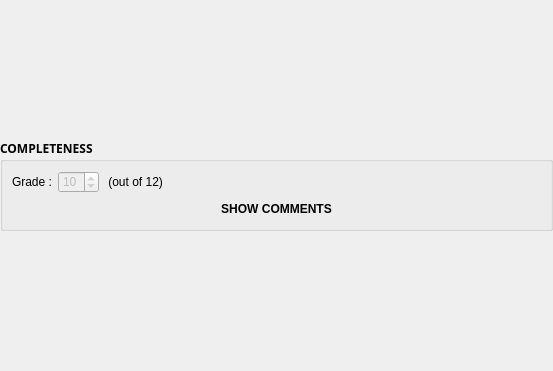
First picture: the form in TurboGrade/ui/criteriongradecard.ui, repository wassgha/TurboGrade, before the edit.
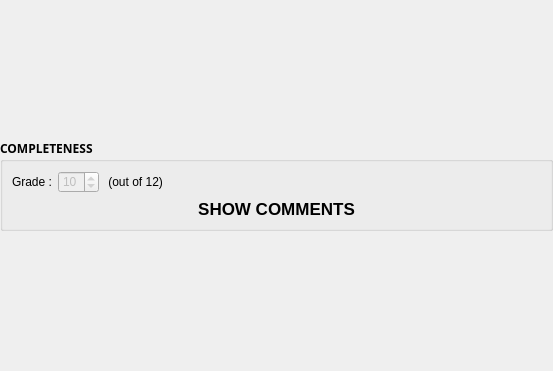
Second picture: the form after the edit.

What changed in the file:
```diff
--- a/TurboGrade/ui/criteriongradecard.ui
+++ b/TurboGrade/ui/criteriongradecard.ui
@@ -24,7 +24,10 @@
 	padding: 0px;
 	margin: 0px;
 	font-weight: bold;
-}</string>
+        background: transparent;
+        border: none;
+    }
+    </string>
   </property>
   <layout class="QGridLayout" name="gridLayout">
    <property name="leftMargin">
@@ -149,6 +152,7 @@
           <widget class="QPushButton" name="show_comments">
            <property name="font">
             <font>
+             <pointsize>13</pointsize>
              <weight>75</weight>
              <bold>true</bold>
             </font>
@@ -156,9 +160,6 @@
            <property name="text">
             <string>SHOW COMMENTS</string>
            </property>
-           <property name="flat">
-            <bool>true</bool>
-           </property>
           </widget>
          </item>
          <item>
```
Left out of the diff: 3 changed lines with no effect on the pictures.
